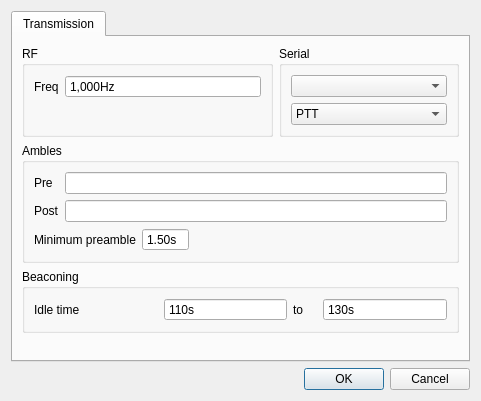
jontio/JAERO, file JMSK/gui_classes/settingsdialog.ui: the form before one commit.
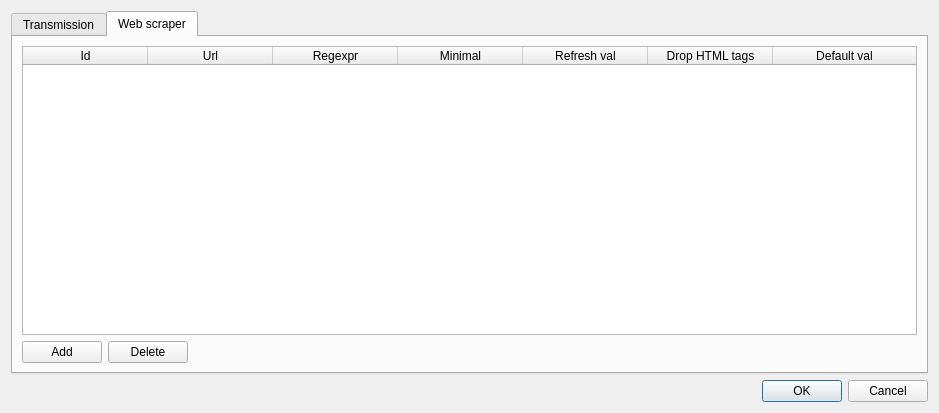
The form after the commit. The open tabs and pages were chosen to show the change.

What changed in the file:
```diff
--- a/JMSK/gui_classes/settingsdialog.ui
+++ b/JMSK/gui_classes/settingsdialog.ui
@@ -6,8 +6,8 @@
    <rect>
     <x>0</x>
     <y>0</y>
-    <width>481</width>
-    <height>401</height>
+    <width>939</width>
+    <height>413</height>
    </rect>
   </property>
   <property name="windowTitle">
@@ -255,6 +255,101 @@
        </item>
       </layout>
      </widget>
+     <widget class="QWidget" name="tab">
+      <attribute name="title">
+       <string>Web scraper</string>
+      </attribute>
+      <layout class="QVBoxLayout" name="verticalLayout_7">
+       <item>
+        <layout class="QGridLayout" name="gridLayout">
+         <item row="0" column="0" colspan="3">
+          <widget class="QTableWidget" name="tableWidgetscrapings">
+           <property name="sizeAdjustPolicy">
+            <enum>QAbstractScrollArea::AdjustToContents</enum>
+           </property>
+           <property name="selectionMode">
+            <enum>QAbstractItemView::SingleSelection</enum>
+           </property>
+           <property name="rowCount">
+            <number>0</number>
+           </property>
+           <attribute name="horizontalHeaderDefaultSectionSize">
+            <number>125</number>
+           </attribute>
+           <attribute name="horizontalHeaderStretchLastSection">
+            <bool>true</bool>
+           </attribute>
+           <attribute name="verticalHeaderVisible">
+            <bool>false</bool>
+           </attribute>
+           <column>
+            <property name="text">
+             <string>Id</string>
+            </property>
+           </column>
+           <column>
+            <property name="text">
+             <string>Url</string>
+            </property>
+           </column>
+           <column>
+            <property name="text">
+             <string>Regexpr</string>
+            </property>
+           </column>
+           <column>
+            <property name="text">
+             <string>Minimal</string>
+            </property>
+           </column>
+           <column>
+            <property name="text">
+             <string>Refresh val</string>
+            </property>
+           </column>
+           <column>
+            <property name="text">
+             <string>Drop HTML tags</string>
+            </property>
+           </column>
+           <column>
+            <property name="text">
+             <string>Default val</string>
+            </property>
+           </column>
+          </widget>
+         </item>
+         <item row="1" column="0">
+          <widget class="QPushButton" name="pushButtonadd">
+           <property name="text">
+            <string>Add</string>
+           </property>
+          </widget>
+         </item>
+         <item row="1" column="1">
+          <widget class="QPushButton" name="pushButtondel">
+           <property name="text">
+            <string>Delete</string>
+           </property>
+          </widget>
+         </item>
+         <item row="1" column="2">
+          <spacer name="horizontalSpacer_2">
+           <property name="orientation">
+            <enum>Qt::Horizontal</enum>
+           </property>
+           <property name="sizeHint" stdset="0">
+            <size>
+             <width>648</width>
+             <height>20</height>
+            </size>
+           </property>
+          </spacer>
+         </item>
+        </layout>
+       </item>
+      </layout>
+     </widget>
     </widget>
    </item>
    <item>
```
